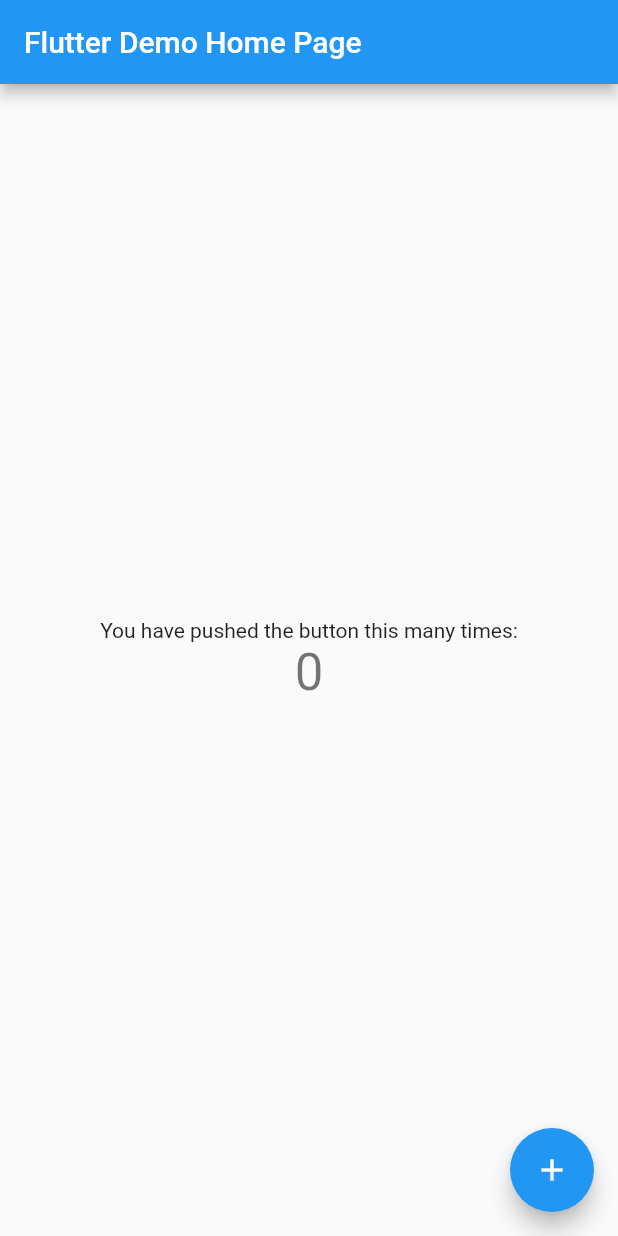
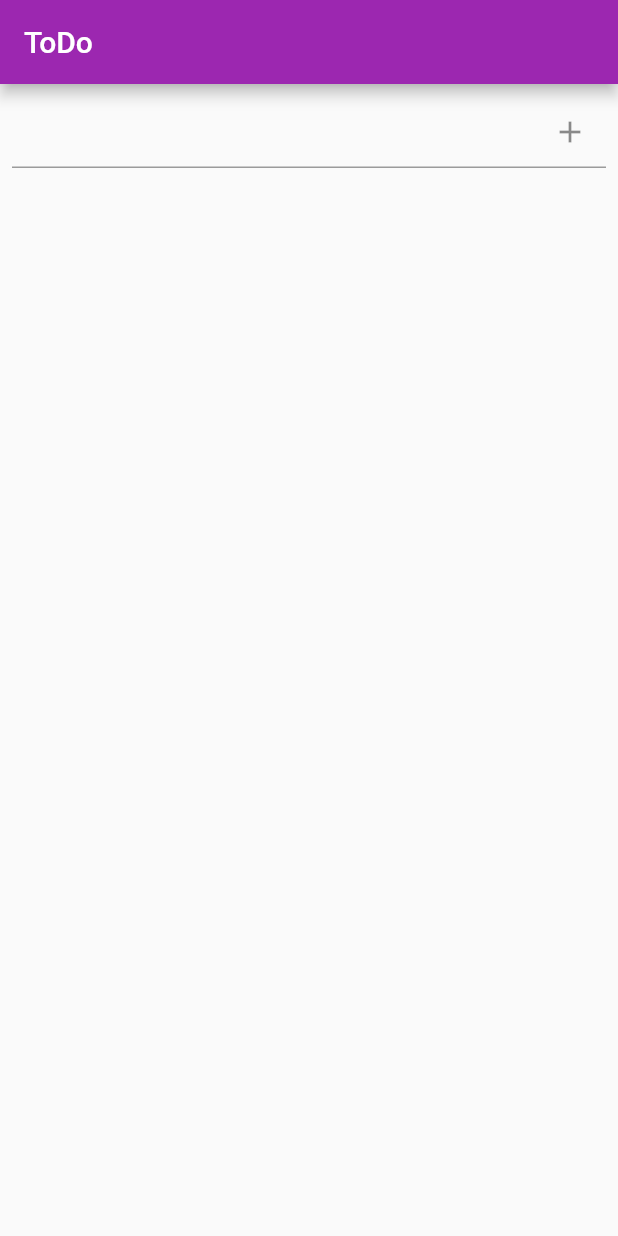
Before and after one commit to tamaki-tech/flutter_todo_app, a Flutter app: the screen it shows after launch, on a phone screen of 412 x 824 dp. Run offline on Flutter 3.47's test engine with Material 2 defaults, Android fonts, the phone set to English and light mode, and no system bars.

Commit message:
ToDo追加の仮実装

```diff
--- a/lib/main.dart
+++ b/lib/main.dart
@@ -1,4 +1,5 @@
 import 'package:flutter/material.dart';
+import 'package:flutter_todo_app/page/todo/todo_page.dart';
 
 void main() {
   runApp(const MyApp());
@@ -7,109 +8,14 @@ void main() {
 class MyApp extends StatelessWidget {
   const MyApp({super.key});
 
-  // This widget is the root of your application.
   @override
   Widget build(BuildContext context) {
     return MaterialApp(
       title: 'Flutter Demo',
       theme: ThemeData(
-        // This is the theme of your application.
-        //
-        // Try running your application with "flutter run". You'll see the
-        // application has a blue toolbar. Then, without quitting the app, try
-        // changing the primarySwatch below to Colors.green and then invoke
-        // "hot reload" (press "r" in the console where you ran "flutter run",
-        // or simply save your changes to "hot reload" in a Flutter IDE).
-        // Notice that the counter didn't reset back to zero; the application
-        // is not restarted.
-        primarySwatch: Colors.blue,
+        primarySwatch: Colors.purple,
       ),
-      home: const MyHomePage(title: 'Flutter Demo Home Page'),
+      home: const TodoPage(),
     );
   }
 }
-
-class MyHomePage extends StatefulWidget {
-  const MyHomePage({super.key, required this.title});
-
-  // This widget is the home page of your application. It is stateful, meaning
-  // that it has a State object (defined below) that contains fields that affect
-  // how it looks.
-
-  // This class is the configuration for the state. It holds the values (in this
-  // case the title) provided by the parent (in this case the App widget) and
-  // used by the build method of the State. Fields in a Widget subclass are
-  // always marked "final".
-
-  final String title;
-
-  @override
-  State<MyHomePage> createState() => _MyHomePageState();
-}
-
-class _MyHomePageState extends State<MyHomePage> {
-  int _counter = 0;
-
-  void _incrementCounter() {
-    setState(() {
-      // This call to setState tells the Flutter framework that something has
-      // changed in this State, which causes it to rerun the build method below
-      // so that the display can reflect the updated values. If we changed
-      // _counter without calling setState(), then the build method would not be
-      // called again, and so nothing would appear to happen.
-      _counter++;
-    });
-  }
-
-  @override
-  Widget build(BuildContext context) {
-    // This method is rerun every time setState is called, for instance as done
-    // by the _incrementCounter method above.
-    //
-    // The Flutter framework has been optimized to make rerunning build methods
-    // fast, so that you can just rebuild anything that needs updating rather
-    // than having to individually change instances of widgets.
-    return Scaffold(
-      appBar: AppBar(
-        // Here we take the value from the MyHomePage object that was created by
-        // the App.build method, and use it to set our appbar title.
-        title: Text(widget.title),
-      ),
-      body: Center(
-        // Center is a layout widget. It takes a single child and positions it
-        // in the middle of the parent.
-        child: Column(
-          // Column is also a layout widget. It takes a list of children and
-          // arranges them vertically. By default, it sizes itself to fit its
-          // children horizontally, and tries to be as tall as its parent.
-          //
-          // Invoke "debug painting" (press "p" in the console, choose the
-          // "Toggle Debug Paint" action from the Flutter Inspector in Android
-          // Studio, or the "Toggle Debug Paint" command in Visual Studio Code)
-          // to see the wireframe for each widget.
-          //
-          // Column has various properties to control how it sizes itself and
-          // how it positions its children. Here we use mainAxisAlignment to
-          // center the children vertically; the main axis here is the vertical
-          // axis because Columns are vertical (the cross axis would be
-          // horizontal).
-          mainAxisAlignment: MainAxisAlignment.center,
-          children: <Widget>[
-            const Text(
-              'You have pushed the button this many times:',
-            ),
-            Text(
-              '$_counter',
-              style: Theme.of(context).textTheme.headlineMedium,
-            ),
-          ],
-        ),
-      ),
-      floatingActionButton: FloatingActionButton(
-        onPressed: _incrementCounter,
-        tooltip: 'Increment',
-        child: const Icon(Icons.add),
-      ), // This trailing comma makes auto-formatting nicer for build methods.
-    );
-  }
-}
--- /dev/null
+++ b/lib/page/todo/todo_page.dart
@@ -0,0 +1,59 @@
+import 'package:flutter/material.dart';
+
+class TodoPage extends StatefulWidget {
+  const TodoPage({super.key});
+
+  @override
+  State<TodoPage> createState() => _TodoPageState();
+}
+
+class _TodoPageState extends State<TodoPage> {
+  final TextEditingController _controller = TextEditingController();
+
+  String _editText = "";
+  List<String> _todos = [];
+
+  void addTodoItem() {
+    _todos = [..._todos, _editText];
+
+    // テキストフォームをクリア
+    setState(() {
+      _controller.clear();
+    });
+  }
+
+  @override
+  Widget build(BuildContext context) {
+    return Scaffold(
+        appBar: AppBar(
+          title: const Text("ToDo"),
+        ),
+        body: Column(
+          mainAxisSize: MainAxisSize.min,
+          children: [
+            Padding(
+              padding: const EdgeInsets.all(8.0),
+              child: TextField(
+                controller: _controller,
+                onChanged: (String? value) {
+                  _editText = value!;
+                },
+                decoration: InputDecoration(
+                  suffixIcon: IconButton(
+                    onPressed: () => addTodoItem(),
+                    icon: const Icon(Icons.add),
+                  ),
+                ),
+              ),
+            ),
+            ListView.builder(
+              shrinkWrap: true,
+              itemCount: _todos.length,
+              itemBuilder: (BuildContext context, int index) {
+                return Card(child: ListTile(title: Text(_todos[index])));
+              },
+            )
+          ],
+        ));
+  }
+}
--- /dev/null
+++ b/lib/page/todo/widgets/item.dart
@@ -0,0 +1,13 @@
+import 'package:flutter/material.dart';
+
+class Item extends StatelessWidget {
+  const Item({super.key, required this.name});
+
+  final String name;
+
+  @override
+  Widget build(BuildContext context) {
+    // TODO: implement build
+    throw UnimplementedError();
+  }
+}
```
Also changed, not shown: 1 other file.
